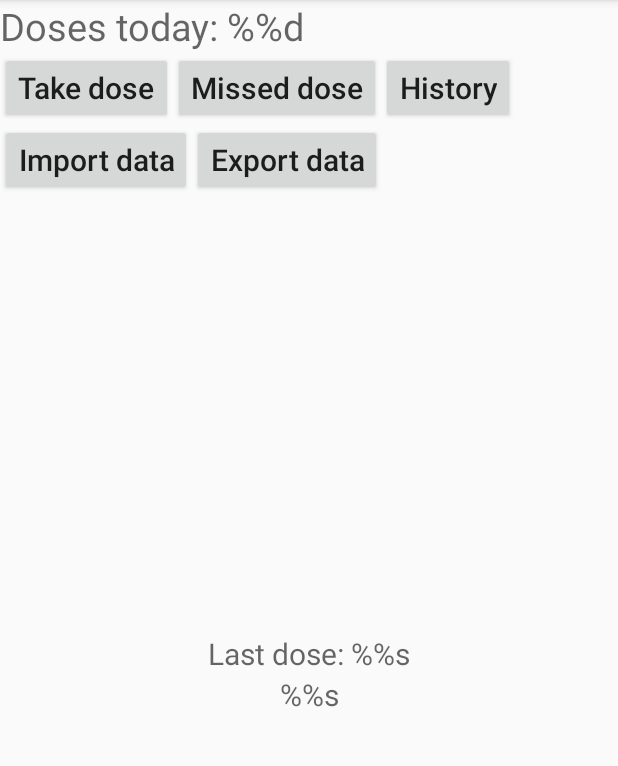
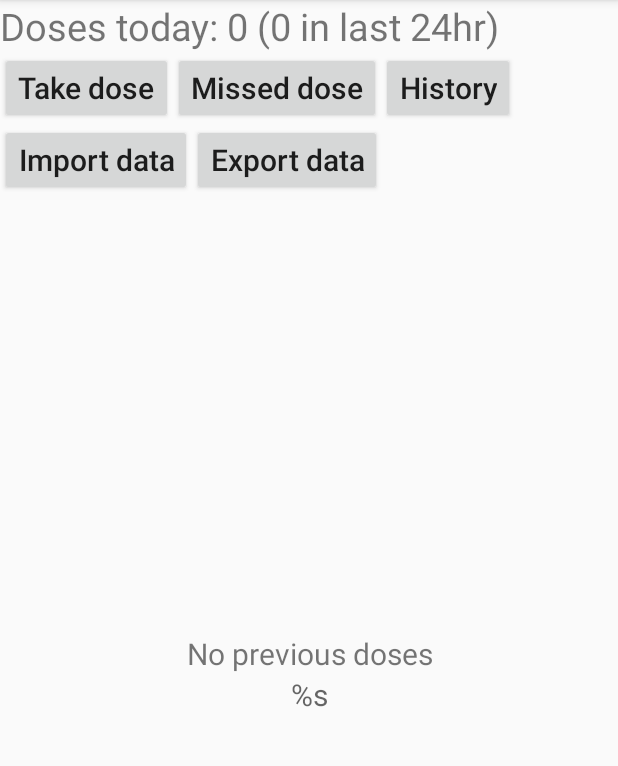
Before and after one commit to heymrspaceman/TurboInhalerDoseCounter, an Android app: the screen it shows after launch (MainActivity), on a phone screen of 412 x 824 dp, the part 84-850 px from its top. Run offline under Robolectric (Android 15) with nearby library versions, the phone set to English and light mode, and no system bars.

Commit message:
Tidied up resource strings

```diff
--- a/app/src/main/res/values/strings.xml
+++ b/app/src/main/res/values/strings.xml
@@ -7,17 +7,21 @@
     <string name="button_import_data">Import data</string>
     <string name="button_export_data">Export data</string>
     <string name="timer_info_message">Do not take another dose until</string>
-    <string name="timer_message">\%%d:\%%02d</string>
+    <string name="timer_message">%d:%02d</string>
     <string name="timer_message_default">0:00</string>
-    <string name="dose_message">Doses today: \%%d</string>
-    <string name="dose_message_info">Doses today: \%%d</string>
-    <string name="dose_message_with_24hour">Doses today: \%%d (\%%d in last 24hr)</string>
+    <string name="dose_message">Doses today: %d</string>
+    <string name="dose_message_info">Doses today: %d</string>
+    <string name="dose_message_with_24hour">Doses today: %1$d (%2$d in last 24hr)</string>
     <string name="safe_dose_message">Safe to take another dose</string>
-    <string name="last_dose_message">Last dose: \%%s</string>
-    <string name="dose_summary_message">\%%s</string>
+    <string name="last_dose_message">Last dose: %s</string>
+    <string name="no_previous_doses_message">No previous doses</string>
+    <string name="dose_summary_message">%s</string>
     <string name= "no_import_data">No data to import</string>
     <string name= "import_cancelled">Data import cancelled</string>
-    <string name="import_data_message">Do you wish to import \%%d records</string>
+    <string name="import_data_message">Do you wish to import %d records</string>
     <string name= "yes_dialog_button">yes</string>
     <string name= "no_dialog_button">no</string>
+    <string name= "today_text">today</string>
+    <string name= "yesterday_text">yesterday</string>
+    <string name= "days_ago_text">%d days ago</string>
 </resources>
```
